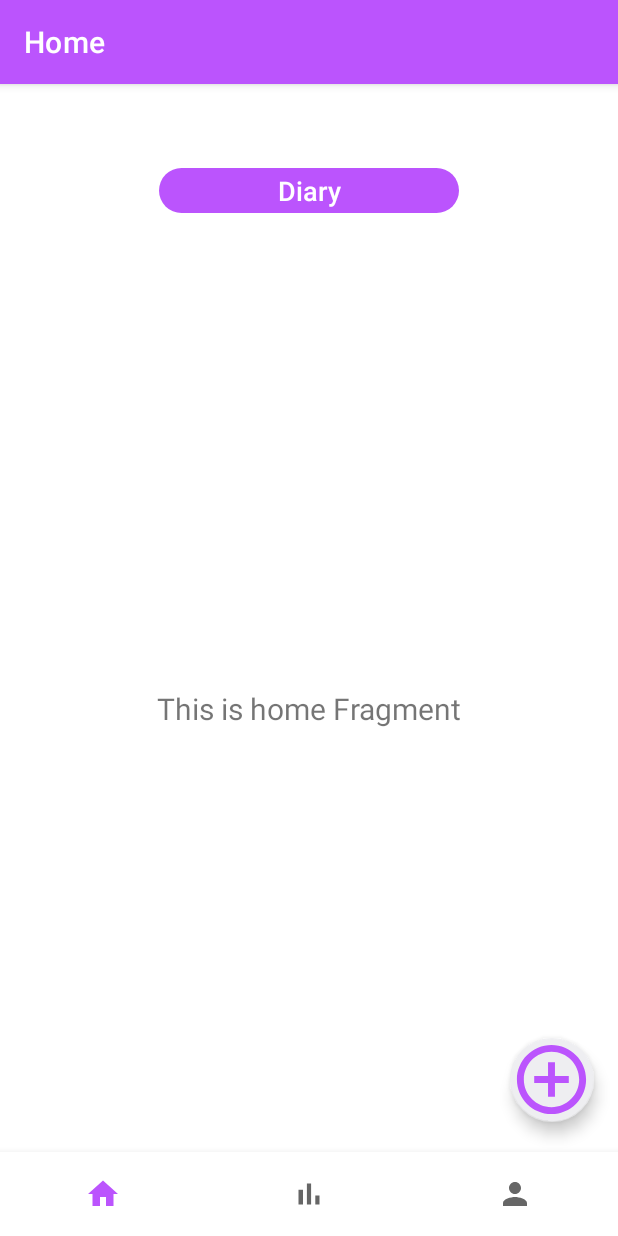
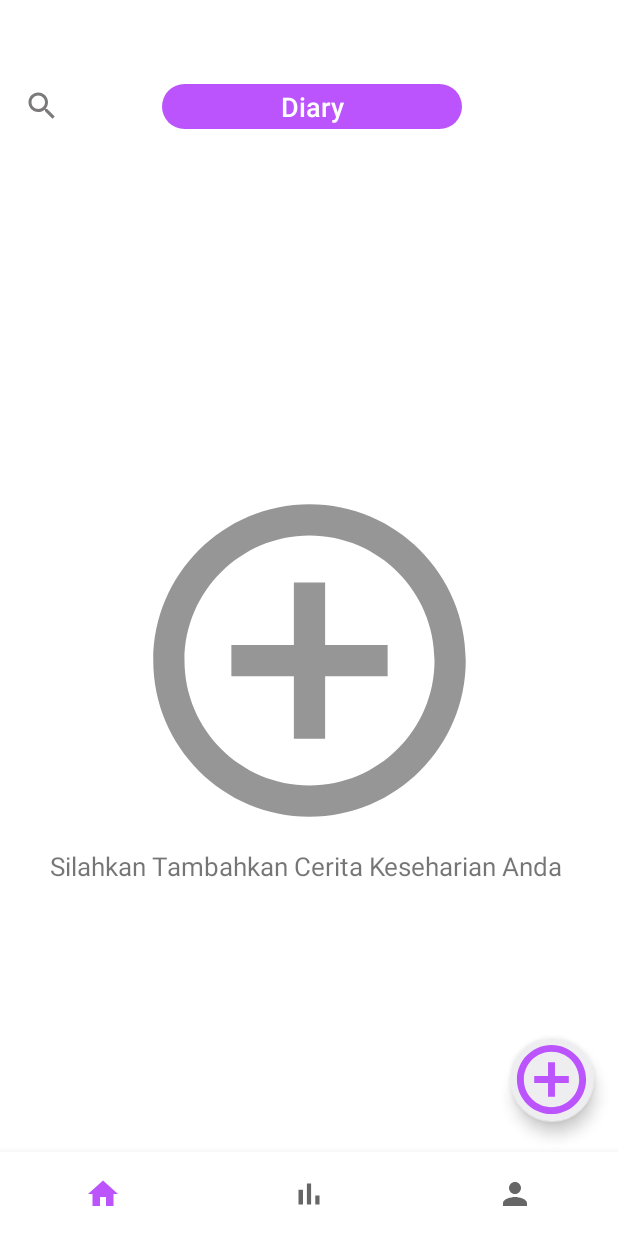
Before and after one commit to Capstone-DIY/Mobile-Development, an Android app: the screen it shows after launch (MainActivity), on a phone screen of 412 x 824 dp. Run offline under Robolectric (Android 15) with nearby library versions, the phone set to English and light mode, and no system bars; our stand-ins replace navigation-ui.

Commit message:
progress diary ui

```diff
--- a/app/build.gradle.kts
+++ b/app/build.gradle.kts
@@ -48,6 +48,8 @@ dependencies {
     implementation(libs.androidx.lifecycle.viewmodel.ktx)
     implementation(libs.androidx.navigation.fragment.ktx)
     implementation(libs.androidx.navigation.ui.ktx)
+    implementation(libs.androidx.legacy.support.v4)
+    implementation(libs.androidx.fragment.ktx)
     testImplementation(libs.junit)
     androidTestImplementation(libs.androidx.junit)
     androidTestImplementation(libs.androidx.espresso.core)
--- a/app/src/main/java/com/dicoding/capstone_diy/MainActivity.kt
+++ b/app/src/main/java/com/dicoding/capstone_diy/MainActivity.kt
@@ -19,6 +19,8 @@ class MainActivity : AppCompatActivity() {
         binding = ActivityMainBinding.inflate(layoutInflater)
         setContentView(binding.root)
 
+        supportActionBar?.hide()
+
         val navView: BottomNavigationView = binding.navView
 
         val navController = findNavController(R.id.nav_host_fragment_activity_main)
--- a/app/src/main/java/com/dicoding/capstone_diy/ui/home/HomeFragment.kt
+++ b/app/src/main/java/com/dicoding/capstone_diy/ui/home/HomeFragment.kt
@@ -4,17 +4,15 @@ import android.os.Bundle
 import android.view.LayoutInflater
 import android.view.View
 import android.view.ViewGroup
-import android.widget.TextView
 import androidx.fragment.app.Fragment
 import androidx.lifecycle.ViewModelProvider
+import androidx.navigation.fragment.findNavController
+import com.dicoding.capstone_diy.R
 import com.dicoding.capstone_diy.databinding.FragmentHomeBinding
 
 class HomeFragment : Fragment() {
 
     private var _binding: FragmentHomeBinding? = null
-
-    // This property is only valid between onCreateView and
-    // onDestroyView.
     private val binding get() = _binding!!
 
     override fun onCreateView(
@@ -28,10 +26,16 @@ class HomeFragment : Fragment() {
         _binding = FragmentHomeBinding.inflate(inflater, container, false)
         val root: View = binding.root
 
-        val textView: TextView = binding.textHome
+        val textView = binding.textHome
         homeViewModel.text.observe(viewLifecycleOwner) {
             textView.text = it
         }
+
+        // Set OnClickListener for FAB to navigate to AddDiaryFragment
+        binding.fab.setOnClickListener {
+            findNavController().navigate(R.id.action_homeFragment_to_addDiaryFragment)
+        }
+
         return root
     }
 
--- a/app/src/main/java/com/dicoding/capstone_diy/ui/home/HomeViewModel.kt
+++ b/app/src/main/java/com/dicoding/capstone_diy/ui/home/HomeViewModel.kt
@@ -7,7 +7,7 @@ import androidx.lifecycle.ViewModel
 class HomeViewModel : ViewModel() {
 
     private val _text = MutableLiveData<String>().apply {
-        value = "This is home Fragment"
+        value = "Silahkan Tambahkan Cerita Keseharian Anda "
     }
     val text: LiveData<String> = _text
 }
--- a/app/src/main/res/drawable/baseline_add_circle_outline_24.xml
+++ b/app/src/main/res/drawable/baseline_add_circle_outline_24.xml
@@ -1,4 +1,4 @@
-<vector xmlns:android="http://schemas.android.com/apk/res/android" android:height="24dp" android:tint="#7B7979" android:viewportHeight="24" android:viewportWidth="24" android:width="24dp">
+<vector xmlns:android="http://schemas.android.com/apk/res/android" android:height="24dp" android:tint="#696969" android:viewportHeight="24" android:viewportWidth="24" android:width="24dp">
 
     <path android:fillColor="@android:color/white" android:pathData="M13,7h-2v4L7,11v2h4v4h2v-4h4v-2h-4L13,7zM12,2C6.48,2 2,6.48 2,12s4.48,10 10,10 10,-4.48 10,-10S17.52,2 12,2zM12,20c-4.41,0 -8,-3.59 -8,-8s3.59,-8 8,-8 8,3.59 8,8 -3.59,8 -8,8z"/>
 
--- /dev/null
+++ b/app/src/main/res/drawable/button_background_b.xml
@@ -0,0 +1,6 @@
+<?xml version="1.0" encoding="utf-8"?>
+<shape xmlns:android="http://schemas.android.com/apk/res/android">
+    <solid android:color="@color/pink_button" />
+    <corners android:radius="32dp" />
+    <size android:width="200dp" android:height="10dp" />
+</shape>
--- /dev/null
+++ b/app/src/main/res/drawable/emotion_tag_background.xml
@@ -0,0 +1,5 @@
+
+<shape xmlns:android="http://schemas.android.com/apk/res/android">
+    <solid android:color="#F95A5A" />
+    <corners android:radius="8dp" />
+</shape>
--- a/app/src/main/res/layout/fragment_home.xml
+++ b/app/src/main/res/layout/fragment_home.xml
@@ -10,42 +10,60 @@
     <LinearLayout
         android:id="@+id/diaryBox"
         android:layout_width="match_parent"
-        android:layout_height="0dp"
+        android:layout_height="wrap_content"
         android:background="#ffffff"
-        android:orientation="vertical"
-        android:gravity="center"
+        android:orientation="horizontal"
+        android:gravity="center_vertical"
         app:layout_constraintTop_toTopOf="parent"
         app:layout_constraintStart_toStartOf="parent"
         app:layout_constraintEnd_toEndOf="parent">
 
-    <TextView
-        android:id="@+id/diaryText"
-        android:layout_width="200dp"
-        android:layout_height="30dp"
-        android:paddingHorizontal="24dp"
-        android:text="Diary"
+        <ImageView
+            android:id="@+id/search_icon"
+            android:layout_width="24dp"
+            android:layout_height="24dp"
+            android:src="@drawable/baseline_search_24"
+            android:contentDescription="Search"
+            android:layout_marginStart="16dp"
+            android:layout_marginEnd="8dp" />
+
+        <TextView
+            android:id="@+id/diaryText"
+            android:layout_width="200dp"
+            android:layout_height="30dp"
+            android:background="@drawable/rounded_button_background"
+            android:fontFamily="sans-serif-medium"
+            android:gravity="center"
+            android:layout_marginLeft="60dp"
+            android:text="Diary"
+            android:layout_gravity="center"
+            android:textColor="#FFFFFF"
+            android:textSize="18sp" />
+    </LinearLayout>
+
+    <ImageView
+        android:id="@+id/addImage"
+        android:layout_width="250dp"
+        android:layout_height="250dp"
         android:gravity="center"
-        android:textColor="#FFFFFF"
-        android:textSize="18sp"
-        android:background="@drawable/rounded_button_background"
-        android:fontFamily="sans-serif-medium" />
-</LinearLayout>
+        app:tint="#969696"
+        android:src="@drawable/baseline_add_circle_outline_24"
+        app:layout_constraintBottom_toBottomOf="parent"
+        app:layout_constraintEnd_toEndOf="parent"
+        app:layout_constraintStart_toStartOf="parent"
+        app:layout_constraintTop_toTopOf="@id/diaryBox"/>
 
     <TextView
         android:id="@+id/text_home"
-        android:layout_width="match_parent"
+        android:layout_width="wrap_content"
         android:layout_height="wrap_content"
         android:layout_marginStart="8dp"
-        android:layout_marginTop="8dp"
         android:layout_marginEnd="8dp"
         android:textAlignment="center"
-        android:textSize="20sp"
-        app:layout_constraintBottom_toBottomOf="parent"
+        android:textSize="17sp"
         app:layout_constraintEnd_toEndOf="parent"
         app:layout_constraintStart_toStartOf="parent"
-        app:layout_constraintTop_toTopOf="parent" />
-
-
+        app:layout_constraintTop_toBottomOf="@id/addImage" />
 
     <com.google.android.material.floatingactionbutton.FloatingActionButton
         android:id="@+id/fab"
--- a/app/src/main/res/navigation/mobile_navigation.xml
+++ b/app/src/main/res/navigation/mobile_navigation.xml
@@ -9,7 +9,16 @@
         android:id="@+id/navigation_home"
         android:name="com.dicoding.capstone_diy.ui.home.HomeFragment"
         android:label="@string/title_home"
-        tools:layout="@layout/fragment_home" />
+        tools:layout="@layout/fragment_home">
+        <action
+            android:id="@+id/action_homeFragment_to_addDiaryFragment"
+            app:destination="@id/addDiaryFragment" />
+    </fragment>
+
+    <fragment
+        android:id="@+id/addDiaryFragment"
+        android:name="com.dicoding.capstone_diy.ui.addDiary.AddDiaryFragment"
+        android:label="Add Diary Fragment" />
 
     <fragment
         android:id="@+id/navigation_dashboard"
--- a/app/src/main/res/values/colors.xml
+++ b/app/src/main/res/values/colors.xml
@@ -5,6 +5,7 @@
     <color name="purple_700">#FF6200EE</color>
     <color name="teal_200">#FF03DAC5</color>
     <color name="nav_gray">#EEEEF1</color>
+    <color name="pink_button">#EC5A7D</color>
     <color name="teal_700">#FF018786</color>
     <color name="black">#FF000000</color>
     <color name="white">#FFFFFFFF</color>
--- a/gradle/libs.versions.toml
+++ b/gradle/libs.versions.toml
@@ -12,6 +12,8 @@ lifecycleLivedataKtx = "2.8.7"
 lifecycleViewmodelKtx = "2.8.7"
 navigationFragmentKtx = "2.8.3"
 navigationUiKtx = "2.8.3"
+legacySupportV4 = "1.0.0"
+fragmentKtx = "1.8.4"
 
 [libraries]
 androidx-core-ktx = { group = "androidx.core", name = "core-ktx", version.ref = "coreKtx" }
@@ -25,6 +27,8 @@ androidx-lifecycle-livedata-ktx = { group = "androidx.lifecycle", name = "lifecy
 androidx-lifecycle-viewmodel-ktx = { group = "androidx.lifecycle", name = "lifecycle-viewmodel-ktx", version.ref = "lifecycleViewmodelKtx" }
 androidx-navigation-fragment-ktx = { group = "androidx.navigation", name = "navigation-fragment-ktx", version.ref = "navigationFragmentKtx" }
 androidx-navigation-ui-ktx = { group = "androidx.navigation", name = "navigation-ui-ktx", version.ref = "navigationUiKtx" }
+androidx-legacy-support-v4 = { group = "androidx.legacy", name = "legacy-support-v4", version.ref = "legacySupportV4" }
+androidx-fragment-ktx = { group = "androidx.fragment", name = "fragment-ktx", version.ref = "fragmentKtx" }
 
 [plugins]
 android-application = { id = "com.android.application", version.ref = "agp" }
```
Also changed, not shown: app/src/main/java/com/dicoding/capstone_diy/ui/addDiary/AddDiaryFragment.kt (added, +59 -0 lines), app/src/main/java/com/dicoding/capstone_diy/ui/addDiary/AddDiaryViewModel.kt (added, +7 -0 lines), app/src/main/java/com/dicoding/capstone_diy/ui/detailsDiary/DetailsDiaryFragment.kt (added, +31 -0 lines), app/src/main/java/com/dicoding/capstone_diy/ui/detailsDiary/DetailsDiaryViewModel.kt (added, +7 -0 lines), app/src/main/res/drawable/icon.xml (added, +23 -0 lines), app/src/main/res/layout/card_diary.xml (added, +101 -0 lines), app/src/main/res/layout/fragment_add_diary.xml (added, +150 -0 lines), app/src/main/res/layout/fragment_details_diary.xml (added, +13 -0 lines).
